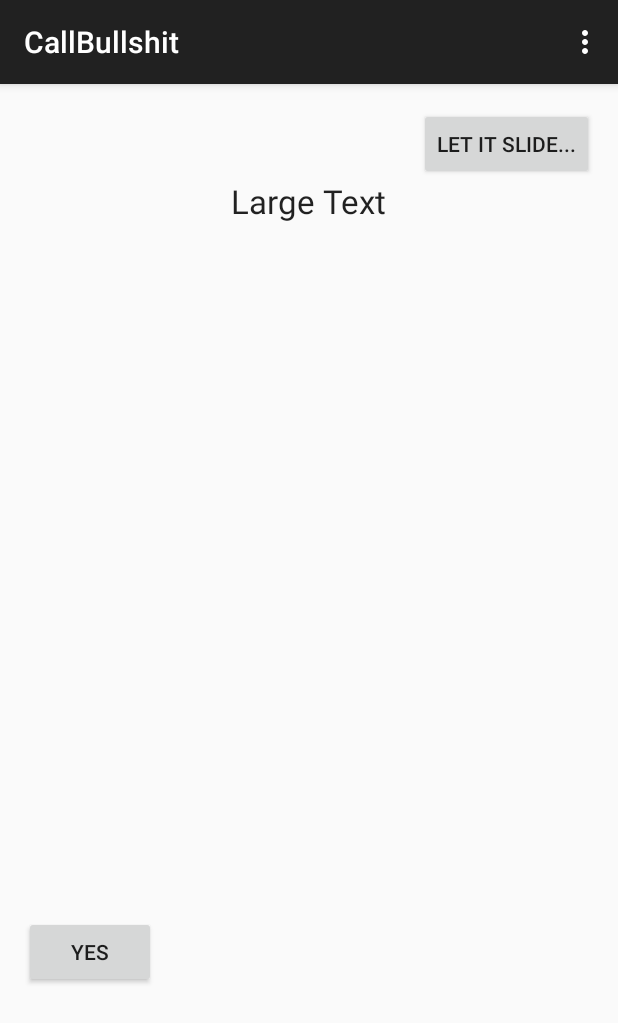
After one commit to akaplo/Bullshit, an Android app: the CallBullshit screen opened directly, with no data from a screen before it, on a phone screen of 412 x 824 dp. The commit adds this screen. Shown: the top 1023 px of the screen. Run offline under Robolectric (Android 15) with nearby library versions, the light colour scheme and no system bars; 1 statement that could not run was skipped.

```diff
--- a/app/src/main/AndroidManifest.xml
+++ b/app/src/main/AndroidManifest.xml
@@ -28,6 +28,10 @@
             android:name=".PlayerHand"
             android:label="@string/title_activity_player_hand" >
         </activity>
+        <activity
+            android:name=".CallBullshit"
+            android:label="@string/title_activity_call_bullshit" >
+        </activity>
     </application>
 
 </manifest>
--- /dev/null
+++ b/app/src/main/java/com/akaplo/bullshit/CallBullshit.java
@@ -0,0 +1,81 @@
+package com.akaplo.bullshit;
+
+import android.content.Intent;
+import android.support.v7.app.ActionBarActivity;
+import android.os.Bundle;
+import android.view.Menu;
+import android.view.MenuItem;
+import android.view.View;
+import android.widget.Button;
+import android.widget.TextView;
+
+
+public class CallBullshit extends ActionBarActivity {
+
+    //final String TAG = "CALLBS";
+
+    TextView callBSEditText;
+
+    Button callBS;
+    Button dontCallBS;
+
+    Game game = NameEntry.game;
+
+
+    @Override
+    protected void onCreate(Bundle savedInstanceState) {
+        super.onCreate(savedInstanceState);
+        setContentView(R.layout.activity_call_bullshit);
+
+        callBSEditText = (TextView) findViewById(R.id.callBSTV);
+
+        callBS = (Button) findViewById(R.id.callBS);
+        dontCallBS = (Button) findViewById(R.id.dontCallBS);
+
+        if(savedInstanceState == null){
+
+            callBSEditText.setText(game.getUserName() + " has finished turn.  Call bullshit?");
+
+            callBS.setOnClickListener(new View.OnClickListener() {
+                @Override
+                public void onClick(View v) {
+
+                }
+            });
+
+            //Wanna call da bs?
+
+            dontCallBS.setOnClickListener(new View.OnClickListener() {
+                @Override
+                public void onClick(View v) {
+                    Intent next = new Intent(CallBullshit.this, PlayerLanding.class);
+                    startActivity(next);
+                }
+            });
+
+        }
+    }
+
+
+    @Override
+    public boolean onCreateOptionsMenu(Menu menu) {
+        // Inflate the menu; this adds items to the action bar if it is present.
+        getMenuInflater().inflate(R.menu.menu_call_bullshit, menu);
+        return true;
+    }
+
+    @Override
+    public boolean onOptionsItemSelected(MenuItem item) {
+        // Handle action bar item clicks here. The action bar will
+        // automatically handle clicks on the Home/Up button, so long
+        // as you specify a parent activity in AndroidManifest.xml.
+        int id = item.getItemId();
+
+        //noinspection SimplifiableIfStatement
+        if (id == R.id.action_settings) {
+            return true;
+        }
+
+        return super.onOptionsItemSelected(item);
+    }
+}
--- a/app/src/main/java/com/akaplo/bullshit/NameEntry.java
+++ b/app/src/main/java/com/akaplo/bullshit/NameEntry.java
@@ -12,6 +12,7 @@ import android.view.ViewGroup;
 import android.widget.Button;
 import android.widget.EditText;
 import android.widget.LinearLayout;
+
 import java.util.ArrayList;
 import java.util.List;
 
@@ -53,6 +54,9 @@ public class NameEntry extends ActionBarActivity {
     protected void onCreate(Bundle savedInstanceState) {
         super.onCreate(savedInstanceState);
         setContentView(R.layout.activity_name_entry);
+
+        //THE FOLLOWING IS TEST CODE
+
 
         //If the page isn't being restored:
 
@@ -228,6 +232,8 @@ public class NameEntry extends ActionBarActivity {
         cardPictures[10][DIAMONDS] = /*getResources().getDrawabl*e*/(R.drawable.tend);
         cardPictures[JACK] [DIAMONDS] = /*getResources().getDrawable*/(R.drawable.jd);
         cardPictures[QUEEN][DIAMONDS] = /*getResources().getDrawable*/(R.drawable.qd);
+        //SVG kd = SVGParser.getSVGFromResource(getResources(), R.raw.Playing_card_diamond_K);
+        //cardPictures[KING][DIAMONDS] = R.raw.Playing_card_diamond_K;
         cardPictures[KING][DIAMONDS] = /*getResources().getDrawable*/(R.drawable.kd);
 
         //HEARTS:
--- /dev/null
+++ b/app/src/main/res/layout/activity_call_bullshit.xml
@@ -0,0 +1,35 @@
+<RelativeLayout xmlns:android="http://schemas.android.com/apk/res/android"
+    xmlns:tools="http://schemas.android.com/tools" android:layout_width="match_parent"
+    android:layout_height="match_parent" android:paddingLeft="@dimen/activity_horizontal_margin"
+    android:paddingRight="@dimen/activity_horizontal_margin"
+    android:paddingTop="@dimen/activity_vertical_margin"
+    android:paddingBottom="@dimen/activity_vertical_margin"
+    tools:context="com.akaplo.bullshit.CallBullshit">
+
+    <TextView
+        android:layout_width="wrap_content"
+        android:layout_height="wrap_content"
+        android:textAppearance="?android:attr/textAppearanceLarge"
+        android:text="Large Text"
+        android:id="@+id/callBSTV"
+        android:layout_alignParentTop="true"
+        android:layout_centerHorizontal="true"
+        android:layout_marginTop="47dp" />
+
+    <Button
+        android:layout_width="wrap_content"
+        android:layout_height="wrap_content"
+        android:text="Yes"
+        android:id="@+id/callBS"
+        android:layout_alignParentBottom="true"
+        android:layout_alignParentStart="true"
+        android:layout_marginBottom="149dp" />
+
+    <Button
+        android:layout_width="wrap_content"
+        android:layout_height="wrap_content"
+        android:text="Let it slide..."
+        android:id="@+id/dontCallBS"
+        android:layout_alignTop="@+id/button"
+        android:layout_alignParentEnd="true" />
+</RelativeLayout>
--- /dev/null
+++ b/app/src/main/res/menu/menu_call_bullshit.xml
@@ -0,0 +1,6 @@
+<menu xmlns:android="http://schemas.android.com/apk/res/android"
+    xmlns:app="http://schemas.android.com/apk/res-auto"
+    xmlns:tools="http://schemas.android.com/tools" tools:context="com.akaplo.bullshit.CallBullshit">
+    <item android:id="@+id/action_settings" android:title="@string/action_settings"
+        android:orderInCategory="100" app:showAsAction="never" />
+</menu>
--- a/app/src/main/res/values/strings.xml
+++ b/app/src/main/res/values/strings.xml
@@ -10,5 +10,6 @@
     <string name="middle">Send to middle?</string>
     <string name="yes">Yes</string>
     <string name="no">No</string>
+    <string name="title_activity_call_bullshit">CallBullshit</string>
 
 </resources>
```
Also changed, not shown: app/src/main/java/com/akaplo/bullshit/Hand.java (+17 -2 lines), app/src/main/java/com/akaplo/bullshit/PlayerHand.java (+59 -9 lines), app/libs/svg-android.jar (added), app/src/main/res/raw/Playing_card_diamond_K.svg (added), 3 other files.
